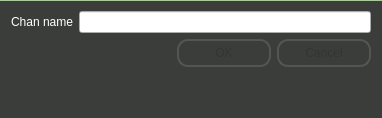
The window that client/gui/livejamming/app/newchan.ui (sush/Live-Jamming) describes before a commit, drawn with Qt 5.
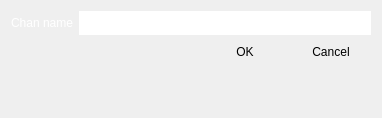
The same window after the commit. Icons and pictures are not drawn.

```diff
--- a/client/gui/livejamming/app/newchan.ui
+++ b/client/gui/livejamming/app/newchan.ui
@@ -14,35 +14,30 @@
    <string>New Chan</string>
   </property>
   <property name="styleSheet">
-   <string notr="true">QDialog {
-	background: qlineargradient(spread:pad, x1:0, y1:0, x2:0, y2:1, stop:0.00934579 rgba(155, 217, 122, 255), stop:0.0116822 rgba(59, 61, 59, 255), stop:0.995455 rgba(59, 61, 59, 255));
+   <string notr="true">#NewChan {
+	background: url(:/images/background_connection.png);
 }
-
-QDialog QLabel {
-	color: #FFFFFF;
+#NewChan QLineEdit{
+	background: url(:/images/send_box_connection.png) transparent no-repeat;
+	border:none;
+	height:24px;
+	color:white;
 }
-QDialog QPushButton {
-color: #333;
-border: 2px solid #555;
-border-radius: 11px;
-padding: 5px;
-background: qradialgradient(cx: 0.3, cy: -0.4,
-fx: 0.3, fy: -0.4,
-radius: 1.35, stop: 0 #fff, stop: 1 #888);
-min-width: 80px;
+#NewChan QLabel{
+	color:white;
 }
-QDialog QPushButton:hover {
-background: qradialgradient(cx: 0.3, cy: -0.4,
-fx: 0.3, fy: -0.4,
-radius: 1.35, stop: 0 #fff, stop: 1 #bbb);
+#NewChan QPushButton {
+background:url(:/images/btn.png) transparent no-repeat;
+border:none;
+width:80px;
+height:22px;
 }
-QDialog QPushButton:pressed {
-background: qradialgradient(cx: 0.4, cy: -0.1,
-fx: 0.4, fy: -0.1,
-radius: 1.35, stop: 0 #fff, stop: 1 #ddd);
-}
-
-</string>
+#NewChan QPushButton:hover {
+background:url(:/images/btn_hover.png) transparent no-repeat;
+border:0;
+width:70px;
+height:26px;
+}</string>
   </property>
   <layout class="QFormLayout" name="formLayout">
    <property name="fieldGrowthPolicy">
```
Left out of the diff: 4 changed lines with no effect on the pictures.
